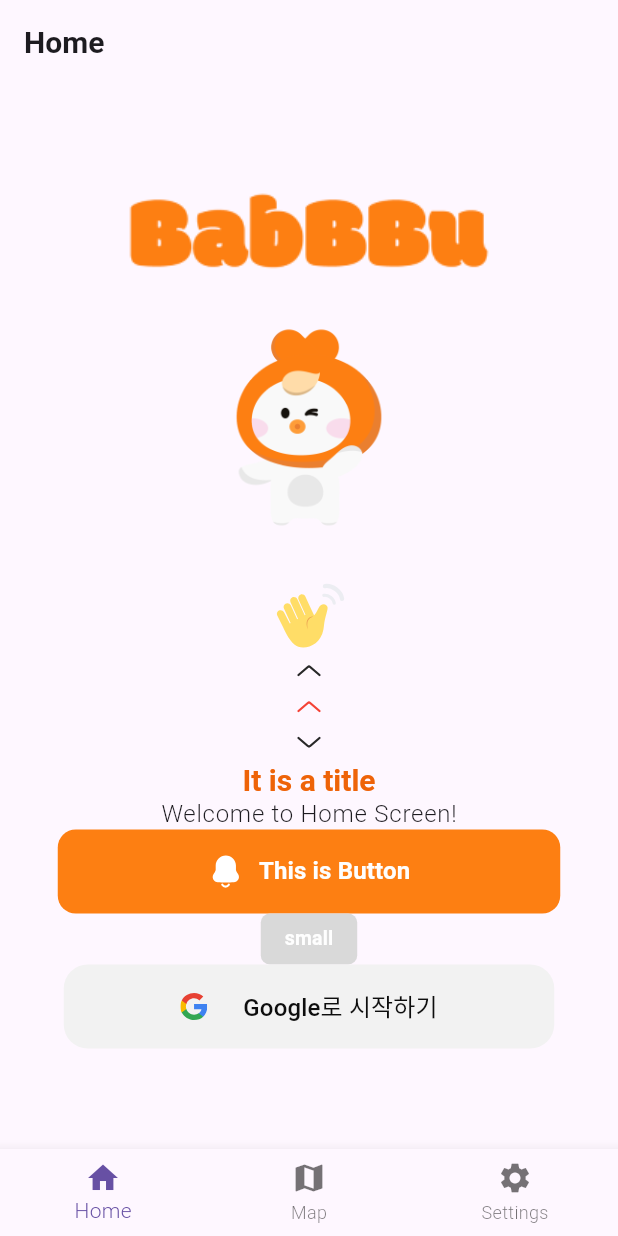
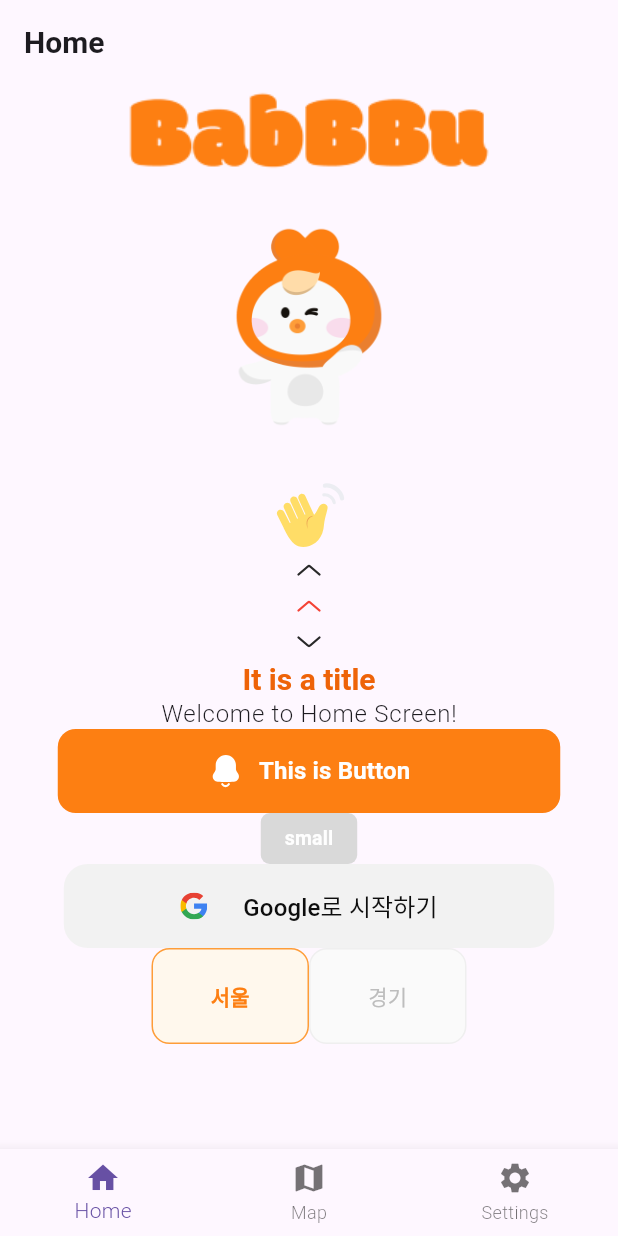
Before and after one commit to team-bbtrain/BabBBu, a Flutter app: the screen it shows after launch, on a phone screen of 412 x 824 dp. Run offline on Flutter 3.47's test engine with Material 3 defaults, Android fonts, the phone set to English and light mode, and no system bars; our stand-ins replace flutter_svg; Roboto replaces fonts that are missing (Pretendard).

Commit message:
feat: filter button widget

```diff
--- a/lib/ui/screens/home_screen.dart
+++ b/lib/ui/screens/home_screen.dart
@@ -1,6 +1,7 @@
 import 'package:BabBBu/ui/assets/assets.dart';
 import 'package:BabBBu/ui/theme/colors.dart';
 import 'package:BabBBu/ui/widgets/common/button/button.dart';
+import 'package:BabBBu/ui/widgets/common/button/filter_button.dart';
 import 'package:BabBBu/ui/widgets/common/button/social_login_button.dart';
 import 'package:flutter/material.dart';
 import 'package:flutter_svg/svg.dart';
@@ -16,7 +17,8 @@ class HomeScreen extends StatelessWidget {
       appBar: AppBar(
         title: Text('Home'),
       ),
-      body: Center(
+      body: SingleChildScrollView(
+        child: Center(
           child: Column(
             mainAxisAlignment: MainAxisAlignment.center,
             children: [
@@ -79,7 +81,15 @@ class HomeScreen extends StatelessWidget {
               SocialLoginButton(
                 type: SocialLoginButtonType.google,
               ),
+              Row(
+                mainAxisAlignment: MainAxisAlignment.center,
+                children: [
+                  FilterButton(label: '서울', isActive: true),
+                  FilterButton(label: '경기', isActive: false),
                 ],
+              ),
+            ],
+          ),
         ),
       ),
     );
--- /dev/null
+++ b/lib/ui/widgets/common/button/filter_button.dart
@@ -0,0 +1,45 @@
+import 'package:BabBBu/ui/theme/colors.dart';
+import 'package:BabBBu/ui/theme/fonts.dart';
+import 'package:flutter/material.dart';
+
+class FilterButton extends StatelessWidget {
+  final String label;
+  final bool isActive;
+  final VoidCallback? onPressed;
+
+  const FilterButton({
+    super.key,
+    required this.label,
+    this.isActive = false,
+    this.onPressed,
+  });
+
+  @override
+  Widget build(BuildContext context) {
+    return Container(
+      width: 105.0,
+      height: 64.0,
+      decoration: BoxDecoration(
+        color: isActive ? AppColors.primaryOrange50 : AppColors.background100,
+        borderRadius: BorderRadius.circular(12.0),
+        border: Border.all(
+          color:
+              isActive ? AppColors.primaryOrange400 : AppColors.background200,
+        ),
+      ),
+      child: TextButton(
+        onPressed: onPressed,
+        child: Text(
+          label,
+          style: isActive
+              ? AppTextStyles.body2NormalSemibold.copyWith(
+                  color: AppColors.primaryOrange500,
+                )
+              : AppTextStyles.body2NormalMedium.copyWith(
+                  color: AppColors.text50,
+                ),
+        ),
+      ),
+    );
+  }
+}
```
Lines whose indentation alone changed are shown as unchanged.
